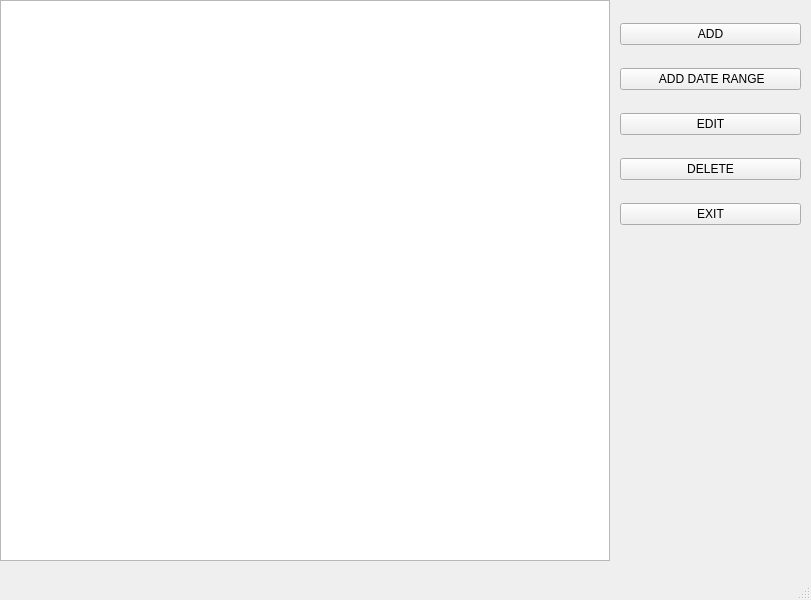
bartzlot/optimal_calendar, file ui/holidays_list.ui: the form before one commit.
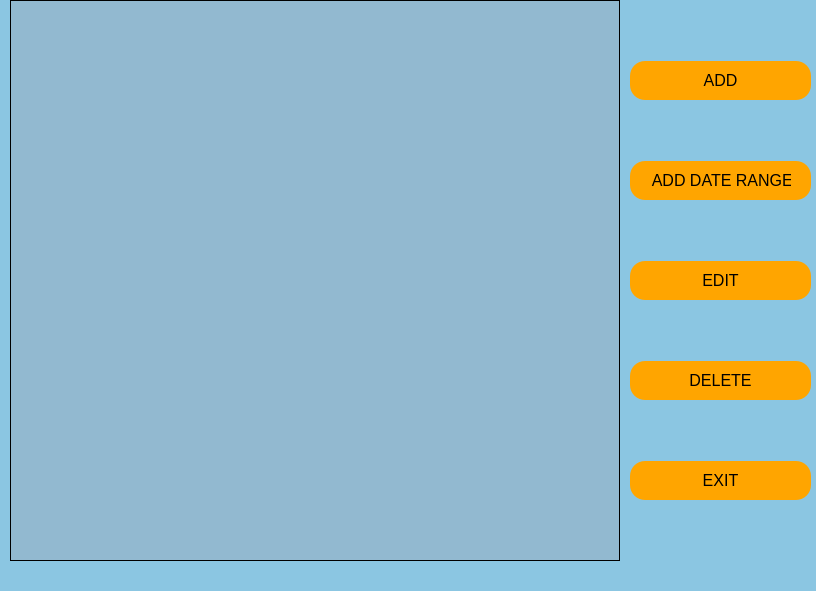
The form after the commit.

```diff
--- a/ui/holidays_list.ui
+++ b/ui/holidays_list.ui
@@ -6,21 +6,26 @@
    <rect>
     <x>0</x>
     <y>0</y>
-    <width>811</width>
-    <height>600</height>
+    <width>816</width>
+    <height>591</height>
    </rect>
   </property>
   <property name="windowTitle">
-   <string>MainWindow</string>
+   <string>Event List</string>
+  </property>
+  <property name="styleSheet">
+   <string notr="true">QWidget {
+    background-color: #8BC6E2;
+}</string>
   </property>
   <widget class="QWidget" name="centralwidget">
    <widget class="QWidget" name="verticalLayoutWidget">
     <property name="geometry">
      <rect>
-      <x>620</x>
+      <x>630</x>
       <y>0</y>
       <width>181</width>
-      <height>251</height>
+      <height>561</height>
      </rect>
     </property>
     <layout class="QVBoxLayout" name="action_buttons_layout">
@@ -35,6 +40,20 @@
      </property>
      <item>
       <widget class="QPushButton" name="add_button">
+       <property name="styleSheet">
+        <string notr="true">    QPushButton {
+        background-color: orange;
+        color: black;
+        border-radius: 15px;
+        padding: 10px 20px;
+        font-size: 16px;
+        font-family: &quot;Arial Narrow&quot;, sans-serif;
+    }
+    
+    QPushButton:pressed {
+        background-color: darkorange; /* Change color when button is pressed */
+    }</string>
+       </property>
        <property name="text">
         <string>ADD</string>
        </property>
@@ -42,6 +61,20 @@
      </item>
      <item>
       <widget class="QPushButton" name="multiple_add_button">
+       <property name="styleSheet">
+        <string notr="true">    QPushButton {
+        background-color: orange;
+        color: black;
+        border-radius: 15px;
+        padding: 10px 20px;
+        font-size: 16px;
+        font-family: &quot;Arial Narrow&quot;, sans-serif;
+    }
+    
+    QPushButton:pressed {
+        background-color: darkorange; /* Change color when button is pressed */
+    }</string>
+       </property>
        <property name="text">
         <string> ADD DATE RANGE</string>
        </property>
@@ -49,6 +82,20 @@
      </item>
      <item>
       <widget class="QPushButton" name="edit_button">
+       <property name="styleSheet">
+        <string notr="true">    QPushButton {
+        background-color: orange;
+        color: black;
+        border-radius: 15px;
+        padding: 10px 20px;
+        font-size: 16px;
+        font-family: &quot;Arial Narrow&quot;, sans-serif;
+    }
+    
+    QPushButton:pressed {
+        background-color: darkorange; /* Change color when button is pressed */
+    }</string>
+       </property>
        <property name="text">
         <string>EDIT</string>
        </property>
@@ -56,6 +103,20 @@
      </item>
      <item>
       <widget class="QPushButton" name="del_button">
+       <property name="styleSheet">
+        <string notr="true">    QPushButton {
+        background-color: orange;
+        color: black;
+        border-radius: 15px;
+        padding: 10px 20px;
+        font-size: 16px;
+        font-family: &quot;Arial Narrow&quot;, sans-serif;
+    }
+    
+    QPushButton:pressed {
+        background-color: darkorange; /* Change color when button is pressed */
+    }</string>
+       </property>
        <property name="text">
         <string>DELETE</string>
        </property>
@@ -72,6 +133,20 @@
      </item>
      <item>
       <widget class="QPushButton" name="exit_button">
+       <property name="styleSheet">
+        <string notr="true">    QPushButton {
+        background-color: orange;
+        color: black;
+        border-radius: 15px;
+        padding: 10px 20px;
+        font-size: 16px;
+        font-family: &quot;Arial Narrow&quot;, sans-serif;
+    }
+    
+    QPushButton:pressed {
+        background-color: darkorange; /* Change color when button is pressed */
+    }</string>
+       </property>
        <property name="text">
         <string>EXIT</string>
        </property>
@@ -82,12 +157,84 @@
    <widget class="QTableWidget" name="holidays_list">
     <property name="geometry">
      <rect>
-      <x>0</x>
+      <x>10</x>
       <y>0</y>
       <width>610</width>
       <height>561</height>
      </rect>
     </property>
+    <property name="styleSheet">
+     <string notr="true">QTableWidget {
+    background-color: #92b9d0; /* Background color for the entire table */
+    color: white; /* Text color for items */
+    border: 1px solid black; /* Black border */
+}
+
+/* Style for row headers (indexes) */
+QTableWidget::item:row {
+    background-color: #5c7d8a; /* Background color for row headers (indexes) */
+    color: white; /* Text color for row headers (indexes) */
+    padding: 5px; /* Adjust the padding for table items */
+}
+
+/* Style for column headers (titles) */
+QHeaderView {
+    background-color: #5c7d8a; /* Background color for column headers (titles) */
+    color: white; /* Text color for column headers */
+    border: 1px solid black; /* Black border for headers */
+    font-weight: bold; /* Make headers bold */
+}
+
+/* Style for selected items */
+QTableWidget::item:selected {
+    background-color: #47626b; /* Background color for selected items */
+    color: white; /* Text color for selected items */
+}
+
+/* Style for the scrollbar */
+QScrollBar:vertical {
+    background-color: #5c7d8a; /* Background color for the vertical scrollbar */
+    width: 6px; /* Slimmer width of the scrollbar */
+}
+
+QScrollBar::handle:vertical {
+    background-color: #668B99; /* Color of the scrollbar handle */
+    border-radius: 3px; /* Rounded corners for the slimmer handle */
+    min-height: 30px; /* Adjust the handle's minimum height */
+}
+
+QScrollBar::add-line:vertical,
+QScrollBar::sub-line:vertical {
+    background: none; /* No background for the scroll buttons */
+}
+
+QScrollBar::add-page:vertical,
+QScrollBar::sub-page:vertical {
+    background: none; /* No background for the scroll bar's pages */
+}
+
+QScrollBar:horizontal {
+    background-color: #5c7d8a; /* Background color for the horizontal scrollbar */
+    height: 6px; /* Slimmer height of the scrollbar */
+}
+
+QScrollBar::handle:horizontal {
+    background-color: #668B99; /* Color of the scrollbar handle */
+    border-radius: 3px; /* Rounded corners for the slimmer handle */
+    min-width: 30px; /* Adjust the handle's minimum width */
+}
+
+QScrollBar::add-line:horizontal,
+QScrollBar::sub-line:horizontal {
+    background: none; /* No background for the scroll buttons */
+}
+
+QScrollBar::add-page:horizontal,
+QScrollBar::sub-page:horizontal {
+    background: none; /* No background for the scroll bar's pages */
+}
+</string>
+    </property>
     <property name="editTriggers">
      <set>QAbstractItemView::NoEditTriggers</set>
     </property>
```
Left out of the diff: 2 changed lines with no effect on the pictures.
